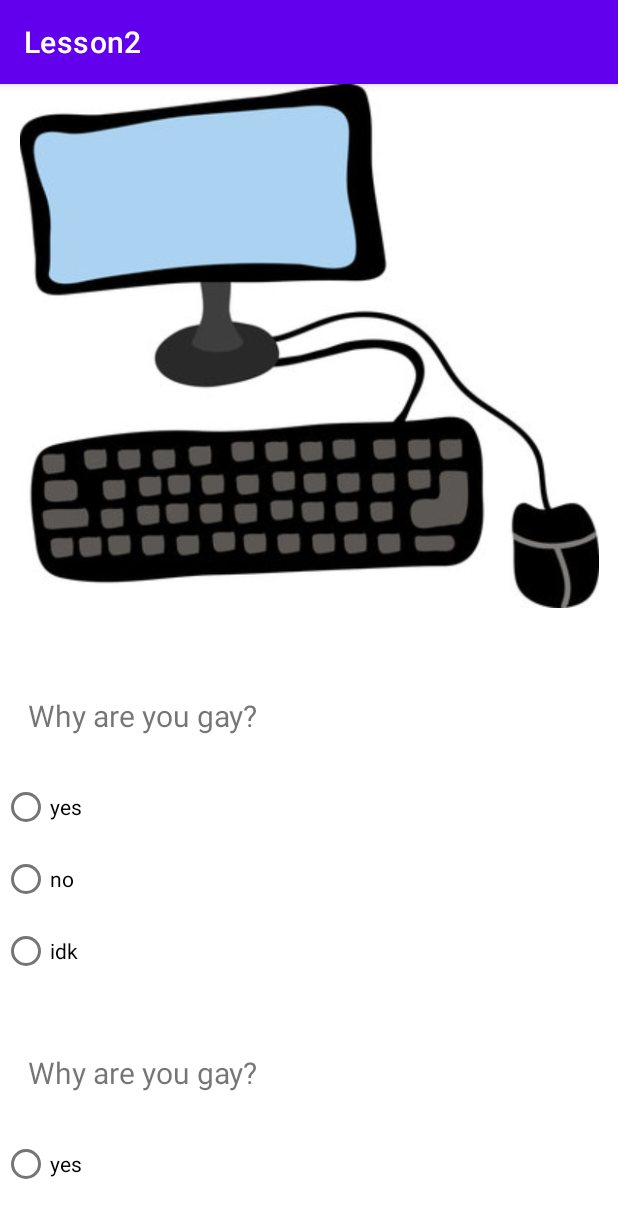
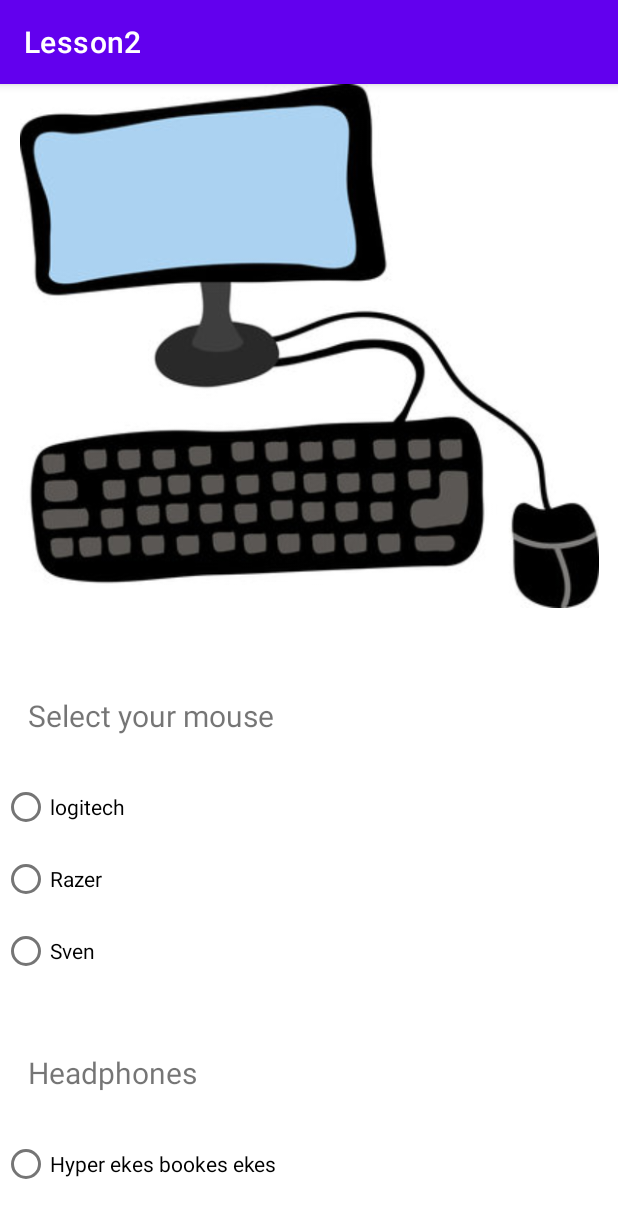
Before and after one commit to riikiti/Lesson3-BD, an Android app: the screen it shows after launch (MainActivity), on a phone screen of 412 x 824 dp. Shown: the top 1218 px of the screen. Run offline under Robolectric (Android 15) with nearby library versions, the phone set to English and light mode, and no system bars.

Commit message:
customize and add class

```diff
--- a/app/src/main/res/layout/activity_main.xml
+++ b/app/src/main/res/layout/activity_main.xml
@@ -32,7 +32,7 @@
                 android:layout_marginTop="43dp"
                 android:layout_marginEnd="239dp"
                 android:layout_marginBottom="23dp"
-                android:text="Why are you gay?"
+                android:text="Select your mouse"
                 android:textSize="20sp" />
 
             <RadioGroup
@@ -43,19 +43,19 @@
                     android:id="@+id/radioButton"
                     android:layout_width="match_parent"
                     android:layout_height="wrap_content"
-                    android:text="yes" />
+                    android:text="logitech" />
 
                 <RadioButton
                     android:id="@+id/radioButton2"
                     android:layout_width="match_parent"
                     android:layout_height="wrap_content"
-                    android:text="no" />
+                    android:text="Razer" />
 
                 <RadioButton
                     android:id="@+id/radioButton3"
                     android:layout_width="match_parent"
                     android:layout_height="wrap_content"
-                    android:text="idk" />
+                    android:text="Sven" />
             </RadioGroup>
 
             <TextView
@@ -66,7 +66,7 @@
                 android:layout_marginTop="43dp"
                 android:layout_marginEnd="239dp"
                 android:layout_marginBottom="23dp"
-                android:text="Why are you gay?"
+                android:text="Headphones"
                 android:textSize="20sp" />
 
             <RadioGroup
@@ -78,19 +78,25 @@
                     android:id="@+id/radioButton"
                     android:layout_width="match_parent"
                     android:layout_height="wrap_content"
-                    android:text="yes" />
+                    android:text="Hyper ekes bookes ekes" />
 
                 <RadioButton
                     android:id="@+id/radioButton2"
                     android:layout_width="match_parent"
                     android:layout_height="wrap_content"
-                    android:text="no" />
+                    android:text="Senhesiser" />
 
                 <RadioButton
                     android:id="@+id/radioButton3"
                     android:layout_width="match_parent"
                     android:layout_height="wrap_content"
-                    android:text="idk" />
+                    android:text="Phileps" />
+
+                <RadioButton
+                    android:id="@+id/radioButton4"
+                    android:layout_width="match_parent"
+                    android:layout_height="wrap_content"
+                    android:text="Marshall" />
 
             </RadioGroup>
 
@@ -102,7 +108,7 @@
                 android:layout_marginTop="43dp"
                 android:layout_marginEnd="239dp"
                 android:layout_marginBottom="23dp"
-                android:text="Why are you gay?"
+                android:text="Fortinayte ili pubdje"
                 android:textSize="20sp" />
 
             <RadioGroup
@@ -113,19 +119,19 @@
                     android:id="@+id/radioButton"
                     android:layout_width="match_parent"
                     android:layout_height="wrap_content"
-                    android:text="yes" />
+                    android:text="Fortinayte" />
 
                 <RadioButton
                     android:id="@+id/radioButton2"
                     android:layout_width="match_parent"
                     android:layout_height="wrap_content"
-                    android:text="no" />
+                    android:text="pubdje" />
 
                 <RadioButton
                     android:id="@+id/radioButton3"
                     android:layout_width="match_parent"
                     android:layout_height="wrap_content"
-                    android:text="idk" />
+                    android:text="Playstation faaaaive" />
             </RadioGroup>
         </LinearLayout>
     </ScrollView>
```
Also changed, not shown: 1 other file.
